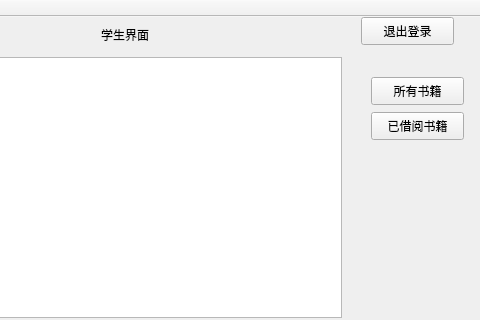
Above: mainwindow.ui from CALMorACT/CodePracticeClassProject before the change; both pictures show x 249 to 729 and y 0 to 320 of the 729 by 465 pixel window. Below: the same form after it.
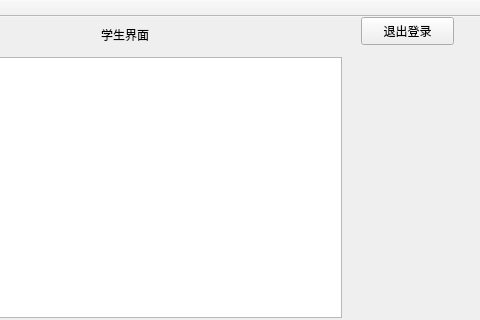
That is the form after the change.

What changed in the file:
```diff
--- a/mainwindow.ui
+++ b/mainwindow.ui
@@ -174,32 +174,6 @@
      <string>书号搜索</string>
     </property>
    </widget>
-   <widget class="QPushButton" name="mybookBtn">
-    <property name="geometry">
-     <rect>
-      <x>620</x>
-      <y>95</y>
-      <width>93</width>
-      <height>28</height>
-     </rect>
-    </property>
-    <property name="text">
-     <string>已借阅书籍</string>
-    </property>
-   </widget>
-   <widget class="QPushButton" name="allbookBtn">
-    <property name="geometry">
-     <rect>
-      <x>620</x>
-      <y>60</y>
-      <width>93</width>
-      <height>28</height>
-     </rect>
-    </property>
-    <property name="text">
-     <string>所有书籍</string>
-    </property>
-   </widget>
   </widget>
   <widget class="QToolBar" name="mainToolBar">
    <attribute name="toolBarArea">
```
Left out of the diff: 2 changed lines with no effect on the pictures.
